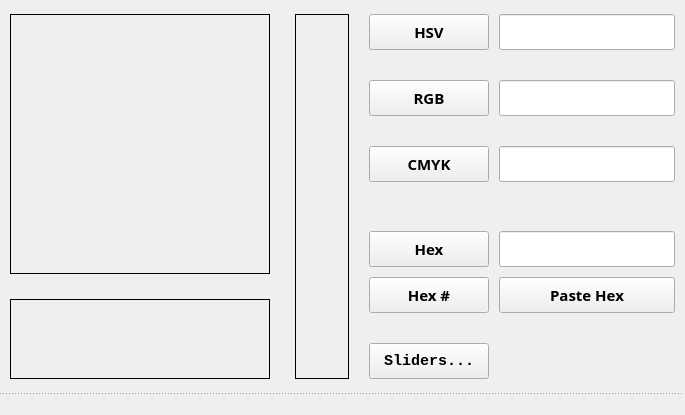
The window that Views/mainwindow.ui (mortalis13/Qt-Color-Picker-Qt) describes before a commit, drawn with Qt 5.
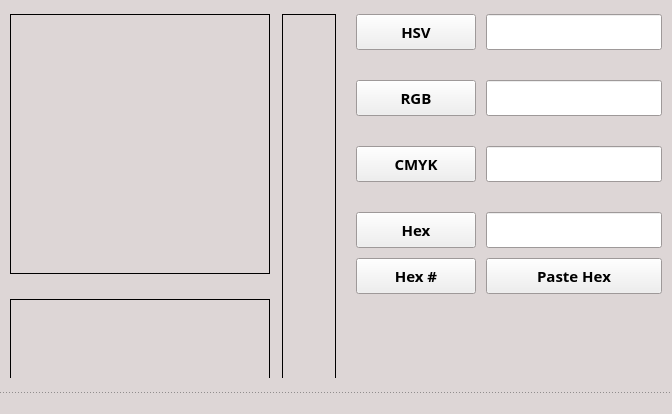
The same window after the commit. Custom widgets are drawn as their Qt base class.

Diff of the .ui file:
```diff
--- a/Views/mainwindow.ui
+++ b/Views/mainwindow.ui
@@ -16,6 +16,82 @@
     <verstretch>0</verstretch>
    </sizepolicy>
   </property>
+  <property name="minimumSize">
+   <size>
+    <width>672</width>
+    <height>414</height>
+   </size>
+  </property>
+  <property name="maximumSize">
+   <size>
+    <width>672</width>
+    <height>414</height>
+   </size>
+  </property>
+  <property name="palette">
+   <palette>
+    <active>
+     <colorrole role="Base">
+      <brush brushstyle="SolidPattern">
+       <color alpha="255">
+        <red>255</red>
+        <green>255</green>
+        <blue>255</blue>
+       </color>
+      </brush>
+     </colorrole>
+     <colorrole role="Window">
+      <brush brushstyle="SolidPattern">
+       <color alpha="255">
+        <red>221</red>
+        <green>214</green>
+        <blue>214</blue>
+       </color>
+      </brush>
+     </colorrole>
+    </active>
+    <inactive>
+     <colorrole role="Base">
+      <brush brushstyle="SolidPattern">
+       <color alpha="255">
+        <red>255</red>
+        <green>255</green>
+        <blue>255</blue>
+       </color>
+      </brush>
+     </colorrole>
+     <colorrole role="Window">
+      <brush brushstyle="SolidPattern">
+       <color alpha="255">
+        <red>221</red>
+        <green>214</green>
+        <blue>214</blue>
+       </color>
+      </brush>
+     </colorrole>
+    </inactive>
+    <disabled>
+     <colorrole role="Base">
+      <brush brushstyle="SolidPattern">
+       <color alpha="255">
+        <red>221</red>
+        <green>214</green>
+        <blue>214</blue>
+       </color>
+      </brush>
+     </colorrole>
+     <colorrole role="Window">
+      <brush brushstyle="SolidPattern">
+       <color alpha="255">
+        <red>221</red>
+        <green>214</green>
+        <blue>214</blue>
+       </color>
+      </brush>
+     </colorrole>
+    </disabled>
+   </palette>
+  </property>
   <property name="windowTitle">
    <string>QtColorPicker</string>
   </property>
@@ -727,12 +803,12 @@
             <enum>Qt::Vertical</enum>
            </property>
            <property name="sizeType">
-            <enum>QSizePolicy::Fixed</enum>
+            <enum>QSizePolicy::Expanding</enum>
            </property>
            <property name="sizeHint" stdset="0">
             <size>
              <width>20</width>
-             <height>30</height>
+             <height>32</height>
             </size>
            </property>
           </spacer>
@@ -767,46 +843,6 @@
             <property name="bottomMargin">
              <number>0</number>
             </property>
-            <item>
-             <widget class="QPushButton" name="bSliders">
-              <property name="sizePolicy">
-               <sizepolicy hsizetype="Fixed" vsizetype="Preferred">
-                <horstretch>0</horstretch>
-                <verstretch>0</verstretch>
-               </sizepolicy>
-              </property>
-              <property name="minimumSize">
-               <size>
-                <width>120</width>
-                <height>0</height>
-               </size>
-              </property>
-              <property name="font">
-               <font>
-                <family>Consolas</family>
-                <pointsize>11</pointsize>
-                <weight>75</weight>
-                <bold>true</bold>
-               </font>
-              </property>
-              <property name="text">
-               <string>Sliders...</string>
-              </property>
-             </widget>
-            </item>
-            <item>
-             <spacer name="horizontalSpacer">
-              <property name="orientation">
-               <enum>Qt::Horizontal</enum>
-              </property>
-              <property name="sizeHint" stdset="0">
-               <size>
-                <width>40</width>
-                <height>20</height>
-               </size>
-              </property>
-             </spacer>
-            </item>
            </layout>
           </widget>
          </item>
```
